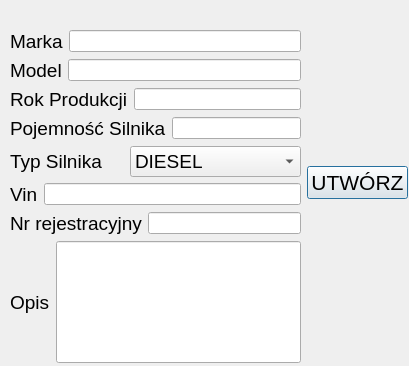
Qt form createorder.ui (CzarnyEryk/WarsztatProgram) before a commit.
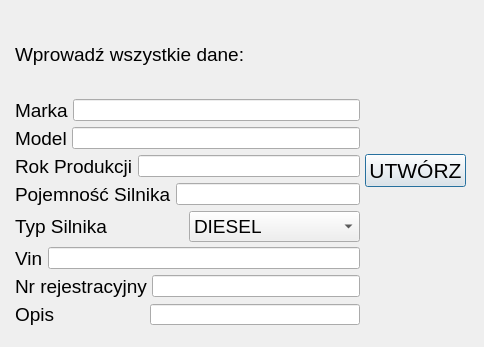
The same form after that commit.

Patch:
```diff
--- a/createorder.ui
+++ b/createorder.ui
@@ -6,23 +6,38 @@
    <rect>
     <x>0</x>
     <y>0</y>
-    <width>409</width>
-    <height>366</height>
+    <width>484</width>
+    <height>347</height>
    </rect>
   </property>
   <property name="windowTitle">
    <string>Utwórz zlecenie</string>
   </property>
-  <widget class="QWidget" name="">
+  <widget class="QWidget" name="layoutWidget">
    <property name="geometry">
     <rect>
      <x>10</x>
-     <y>2</y>
-     <width>398</width>
-     <height>361</height>
+     <y>10</y>
+     <width>461</width>
+     <height>321</height>
     </rect>
    </property>
    <layout class="QHBoxLayout" name="horizontalLayout_9">
+    <property name="spacing">
+     <number>5</number>
+    </property>
+    <property name="leftMargin">
+     <number>5</number>
+    </property>
+    <property name="topMargin">
+     <number>5</number>
+    </property>
+    <property name="rightMargin">
+     <number>5</number>
+    </property>
+    <property name="bottomMargin">
+     <number>5</number>
+    </property>
     <item>
      <layout class="QVBoxLayout" name="verticalLayout">
       <item>
@@ -33,7 +48,7 @@
          </font>
         </property>
         <property name="text">
-         <string/>
+         <string>Wprowadź wszystkie dane:</string>
         </property>
        </widget>
       </item>
@@ -205,6 +220,12 @@
        <layout class="QHBoxLayout" name="horizontalLayout_8">
         <item>
          <widget class="QLabel" name="desc_label">
+          <property name="minimumSize">
+           <size>
+            <width>10</width>
+            <height>0</height>
+           </size>
+          </property>
           <property name="font">
            <font>
             <pointsize>14</pointsize>
@@ -218,11 +239,23 @@
         <item>
          <widget class="QLineEdit" name="desc_input">
           <property name="sizePolicy">
-           <sizepolicy hsizetype="Expanding" vsizetype="Expanding">
+           <sizepolicy hsizetype="Minimum" vsizetype="Minimum">
             <horstretch>0</horstretch>
             <verstretch>0</verstretch>
            </sizepolicy>
           </property>
+          <property name="minimumSize">
+           <size>
+            <width>210</width>
+            <height>10</height>
+           </size>
+          </property>
+          <property name="maximumSize">
+           <size>
+            <width>210</width>
+            <height>21</height>
+           </size>
+          </property>
          </widget>
         </item>
        </layout>
```
Left out of the diff: 11 changed lines with no effect on the pictures.
